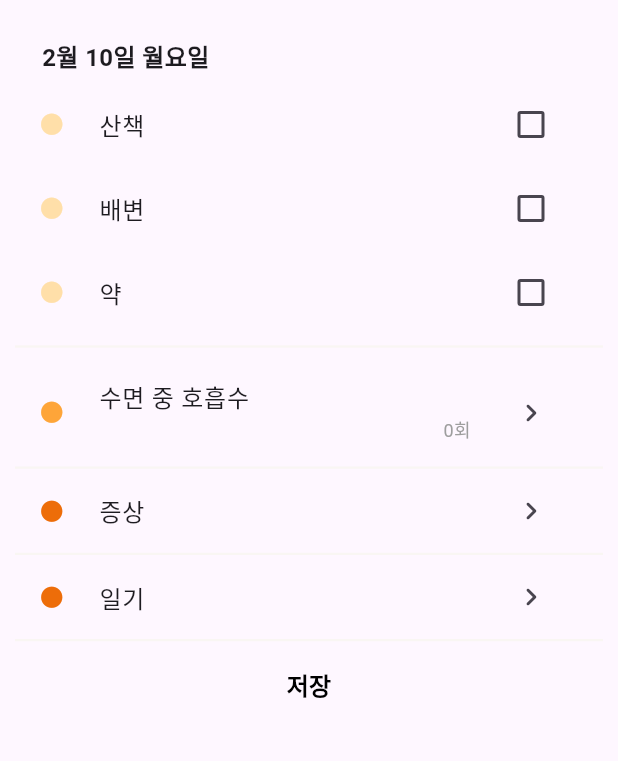
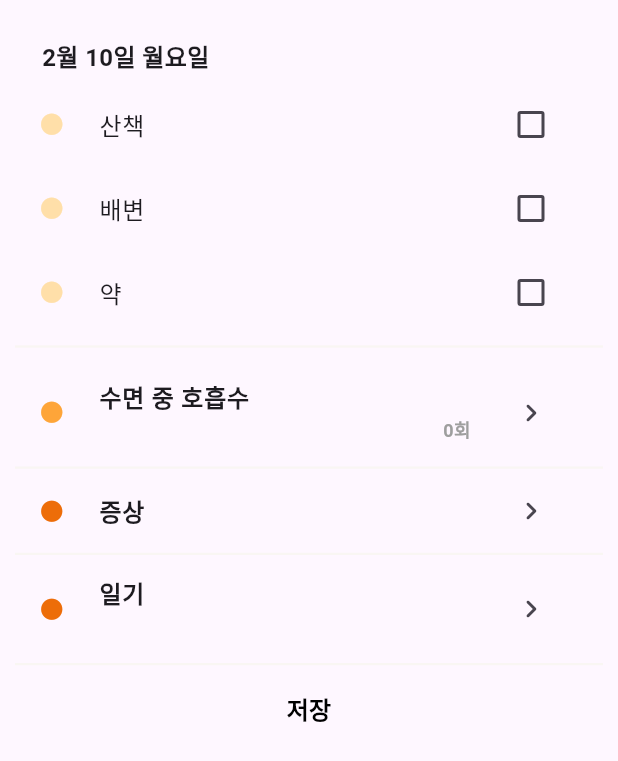
Before and after one commit to DwKwCs/LOGIN_APP_With_Pet, a Flutter app: the DailyCheckList widget shown alone on an empty page, opened directly with empty values, on a phone screen of 412 x 824 dp. Shown: the top 761 px of the screen. Run offline on Flutter 3.47's test engine with Material 3 defaults, Android fonts, the light colour scheme and no system bars; our stand-ins replace buttons_tabbar, drift, firebase_core, image_picker, percent_indicator, sqflite and 2 more; missing offline and left inert: login_with_pet; accounts and stored records are empty.

Commit message:
2.10 - 캘린더 위젯 개별 수정

```diff
--- a/lib/component/calendar/daily_check_list.dart
+++ b/lib/component/calendar/daily_check_list.dart
@@ -95,6 +95,18 @@ class _DailyCheckListState extends State<DailyCheckList> {
     return FutureBuilder<Map<String, dynamic>?>(
       future: diaryFuture,
       builder: (context, snapshot) {
+        final Map<String, dynamic> diary = {
+          'Date': widget.selectedDate.toString(),
+          'Walk': 0,
+          'Health': 0,
+          'Medicine': 0,
+          'Sleep': 0,
+          'Symptom': '',
+          'Memo_title': '',
+          'Memo_content': '',
+          ...(snapshot.data ?? {}), // 기존 데이터가 있으면 덮어쓰기
+        };
+
         return Container(
           padding: const EdgeInsets.all(10),
           child: ListView(
@@ -112,7 +124,9 @@ class _DailyCheckListState extends State<DailyCheckList> {
               const SizedBox(height: 5),
               ...checkItems.map((item) => buildCheckTile(item)).toList(),
               const Divider(color: Color(0xfff9f6f3), thickness: 1.5),
-              ...navigationItems.map((item) => buildNavigationTile(item)).toList(),
+              buildNavigationSleepTile(diary),
+              buildNavigationSymptomTile(diary),
+              buildNavigationMemoTile(diary),
               const SizedBox(height: 5),
               TextButton(
                 onPressed: () => Navigator.pop(context),
@@ -127,12 +141,6 @@ class _DailyCheckListState extends State<DailyCheckList> {
       },
     );
   }
-
-  /*
-        if (snapshot.connectionState == ConnectionState.waiting) {
-          return const Center(child: CircularProgressIndicator());
-        }
-        */
 
   Widget buildCheckTile(Map<String, dynamic> item) {
     int index = item['index'];
@@ -157,20 +165,27 @@ class _DailyCheckListState extends State<DailyCheckList> {
     );
   }
 
-  Widget buildNavigationTile(Map<String, dynamic>? item) {
+  Widget buildNavigationSleepTile(Map<String, dynamic>? item) {
     return ListTile(
-      shape: Border(bottom: BorderSide(color: Color(0xfff9f6f3), width: 1.5)),
-      leading: Icon(Icons.circle, size: 17, color: item?['color']),
-      title: Text(item?['title']),
-      subtitle: item?['title'] == '수면 중 호흡수'
-          ? Text(
-            '${item?['Sleep'] ?? 0}회',
-            textAlign: TextAlign.right,
-            style: TextStyle(
-                color: Colors.grey,
-                fontSize: 12,
-                fontWeight: FontWeight.w400)) :
-          null,
+      shape: const Border(bottom: BorderSide(color: Color(0xfff9f6f3), width: 1.5)),
+      leading: Icon(
+        Icons.circle,
+        size: 17,
+        color: const Color(0xFFFEA539),
+      ),
+      title: Text(
+        '수면 중 호흡수',
+        style: const TextStyle(fontWeight: FontWeight.w600),
+      ),
+      subtitle: Text(
+        '${item?['Sleep'] ?? 0}회',
+        textAlign: TextAlign.right,
+        style: const TextStyle(
+          color: Colors.grey,
+          fontSize: 12,
+          fontWeight: FontWeight.w600,
+        ),
+      ),
       trailing: IconButton(
         icon: const Icon(Icons.chevron_right_rounded),
         onPressed: () {
@@ -178,7 +193,72 @@ class _DailyCheckListState extends State<DailyCheckList> {
             MaterialPageRoute(
               builder: (context) => DailyMemo(
                 selectedDate: widget.selectedDate,
-                title: item?['title'],
+                title: (item != null && item.containsKey('title')) ? item['title'] : '수면 중 호흡수',
+              ),
+            ),
+          );
+        },
+      ),
+    );
+  }
+
+  Widget buildNavigationSymptomTile(Map<String, dynamic>? item) {
+    return ListTile(
+      shape: const Border(bottom: BorderSide(color: Color(0xfff9f6f3), width: 1.5)),
+      leading: Icon(
+        Icons.circle,
+        size: 17,
+        color: const Color(0xFFED6D09),
+      ),
+      title: Text(
+        '증상',
+        style: const TextStyle(fontWeight: FontWeight.w600),
+      ),
+      trailing: IconButton(
+        icon: const Icon(Icons.chevron_right_rounded),
+        onPressed: () {
+          Navigator.of(context).push(
+            MaterialPageRoute(
+              builder: (context) => DailyMemo(
+                selectedDate: widget.selectedDate,
+                title: '증상',
+              ),
+            ),
+          );
+        },
+      ),
+    );
+  }
+
+  Widget buildNavigationMemoTile(Map<String, dynamic>? item) {
+    return ListTile(
+      shape: const Border(bottom: BorderSide(color: Color(0xfff9f6f3), width: 1.5)),
+      leading: Icon(
+        Icons.circle,
+        size: 17,
+        color: const Color(0xFFED6D09),
+      ),
+      title: Text(
+        '일기',
+        style: const TextStyle(fontWeight: FontWeight.w600),
+      ),
+      subtitle: Text(
+        '${item?['Memo_title'] ?? ''}',
+        textAlign: TextAlign.right,
+        style: const TextStyle(
+          color: Colors.grey,
+          fontSize: 12,
+          fontWeight: FontWeight.w600,
+        ),
+      ),
+      trailing: IconButton(
+        icon: const Icon(Icons.chevron_right_rounded),
+        onPressed: () {
+          Navigator.of(context).push(
+            MaterialPageRoute(
+              builder: (context) => DailyMemo(
+                selectedDate: widget.selectedDate,
+                title: '일기',
               ),
             ),
           );
--- a/lib/component/calendar/daily_memo.dart
+++ b/lib/component/calendar/daily_memo.dart
@@ -49,7 +49,6 @@ class _DailyMemoState extends State<DailyMemo> {
               ],
             ),
 
-            // 🛠️ 여기에 `buildScreen` 호출
             Expanded(child: buildScreen(widget.title)),
           ],
         ),
```
